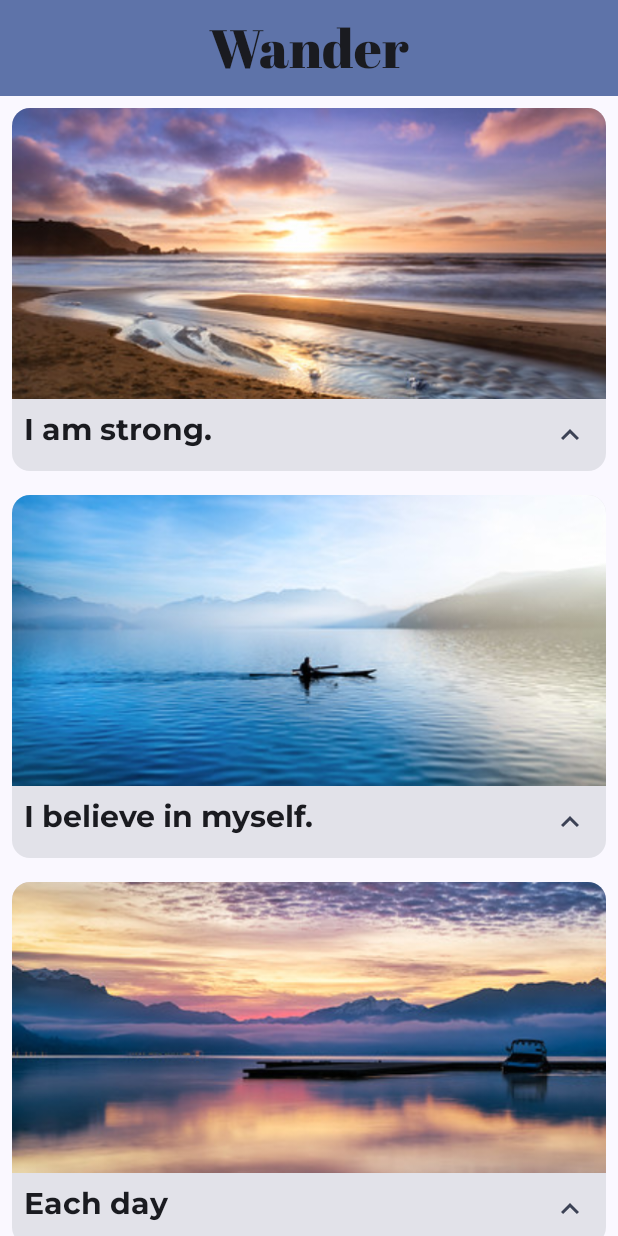
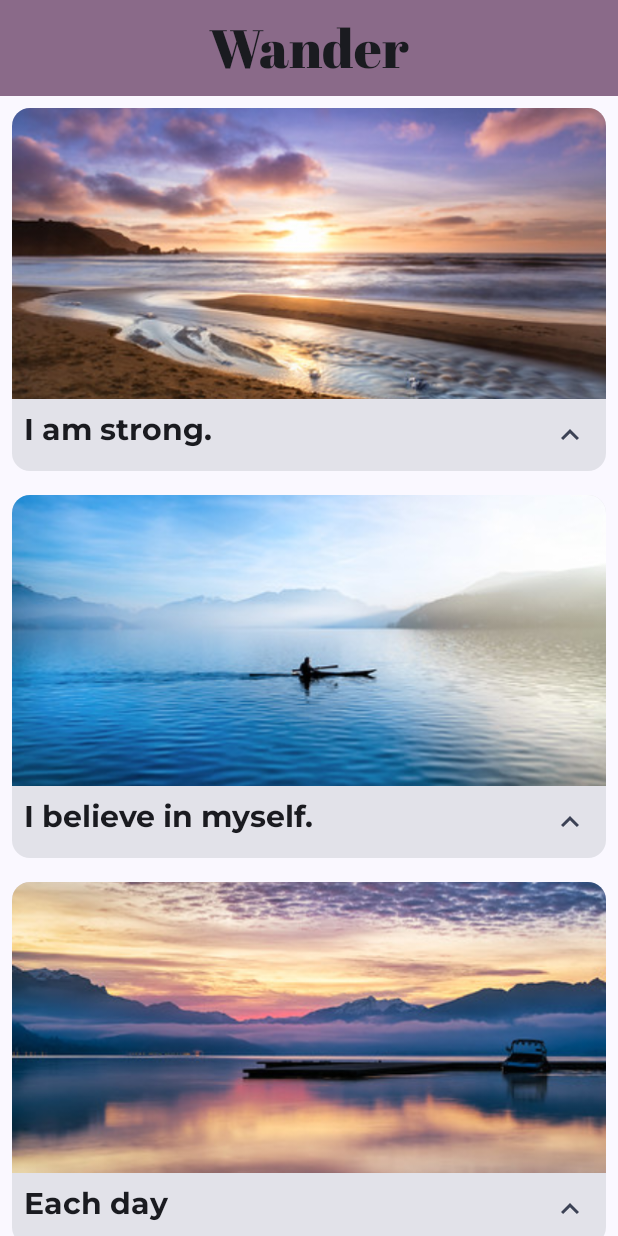
Before and after one commit to yummy10/Wander, an Android app built with Jetpack Compose: the @Preview function CardPreview, on a phone screen of 412 x 824 dp. Run offline under Robolectric (Android 15) with nearby library versions, the phone set to English and light mode, and no system bars; Roboto replaces fonts that are not available here.

Commit message:
$ git commit -m

```diff
--- a/app/build.gradle.kts
+++ b/app/build.gradle.kts
@@ -67,4 +67,5 @@ dependencies {
     debugImplementation("androidx.compose.ui:ui-tooling")
     debugImplementation("androidx.compose.ui:ui-test-manifest")
     implementation("androidx.compose.material:material-icons-extended")
+    implementation("androidx.lifecycle:lifecycle-viewmodel-compose:2.6.1")
 }
--- a/app/src/main/java/com/example/wander/SelectList.kt
+++ b/app/src/main/java/com/example/wander/ui/SelectList.kt
@@ -1,7 +1,9 @@
-package com.example.wander
+package com.example.wander.ui
 
-import android.annotation.SuppressLint
 import androidx.annotation.StringRes
+import androidx.compose.animation.animateContentSize
+import androidx.compose.animation.core.Spring
+import androidx.compose.animation.core.spring
 import androidx.compose.foundation.Image
 import androidx.compose.foundation.layout.Column
 import androidx.compose.foundation.layout.Row
@@ -11,16 +13,20 @@ import androidx.compose.foundation.layout.height
 import androidx.compose.foundation.layout.padding
 import androidx.compose.foundation.lazy.LazyColumn
 import androidx.compose.foundation.lazy.items
-import androidx.compose.material3.BottomAppBar
+import androidx.compose.material.icons.Icons
+import androidx.compose.material.icons.filled.ExpandLess
+import androidx.compose.material.icons.filled.ExpandMore
 import androidx.compose.material3.Card
-import androidx.compose.material3.CenterAlignedTopAppBar
-import androidx.compose.material3.ExperimentalMaterial3Api
+import androidx.compose.material3.Icon
 import androidx.compose.material3.IconButton
 import androidx.compose.material3.MaterialTheme
 import androidx.compose.material3.Scaffold
 import androidx.compose.material3.Text
-import androidx.compose.material3.TopAppBarDefaults
 import androidx.compose.runtime.Composable
+import androidx.compose.runtime.getValue
+import androidx.compose.runtime.mutableStateOf
+import androidx.compose.runtime.remember
+import androidx.compose.runtime.setValue
 import androidx.compose.ui.Modifier
 import androidx.compose.ui.layout.ContentScale
 import androidx.compose.ui.platform.LocalContext
@@ -28,42 +34,20 @@ import androidx.compose.ui.res.dimensionResource
 import androidx.compose.ui.res.painterResource
 import androidx.compose.ui.res.stringResource
 import androidx.compose.ui.tooling.preview.Preview
+import androidx.compose.ui.unit.IntSize
 import androidx.compose.ui.unit.dp
+import com.example.wander.R
 import com.example.wander.data.Datasource
 import com.example.wander.model.PlaceList
+import com.example.wander.ui.components.WanderTopAppBar
 import com.example.wander.ui.theme.WanderTheme
-import androidx.compose.material.icons.filled.ExpandMore
-import androidx.compose.material.icons.Icons
-import androidx.compose.material.icons.filled.ExpandLess
-import androidx.compose.material3.Icon
-import androidx.compose.material3.IconButton
-import androidx.compose.runtime.getValue
-import androidx.compose.runtime.mutableStateOf
-import androidx.compose.runtime.remember
-import androidx.compose.runtime.setValue
 
 @Composable
 fun palceApp(){
     palceList(placeList= Datasource().loadPlaceLists())
 }
 
-@OptIn(ExperimentalMaterial3Api::class)
-@Composable
-fun WanderTopAppBar(modifier: Modifier = Modifier) {
-    CenterAlignedTopAppBar(
-        colors = TopAppBarDefaults.centerAlignedTopAppBarColors(
-            containerColor =MaterialTheme.colorScheme.primaryContainer
-        ),
-        title = {
-            Text(
-                text = stringResource(R.string.app_name),
-                style = MaterialTheme.typography.displayLarge
 
-            )
-        },
-        modifier = modifier
-    )
-}
 
 //@SuppressLint("UnusedMaterial3ScaffoldPaddingParameter")
 @Composable
@@ -90,7 +74,14 @@ fun palceList(placeList:List<PlaceList>, modifier: Modifier = Modifier){
 fun palceListCard(place:PlaceList, modifier: Modifier = Modifier) {
     var expanded by remember { mutableStateOf(false) }
     Card(modifier = modifier) {
-        Column {
+        Column(
+            modifier=Modifier.animateContentSize(//已展開和未展開狀態之間的轉場效果
+                animationSpec = spring<IntSize>(
+                    dampingRatio = Spring.DampingRatioNoBouncy,
+                    stiffness = Spring.StiffnessMedium
+                )
+            )
+        ) {
             Image(
                 painter = painterResource(place.imageResourceId),
                 contentDescription =stringResource(place.stringResourceId) ,
--- /dev/null
+++ b/app/src/main/java/com/example/wander/ui/components/CommonUi.kt
@@ -0,0 +1,29 @@
+package com.example.wander.ui.components
+
+import androidx.compose.material3.CenterAlignedTopAppBar
+import androidx.compose.material3.ExperimentalMaterial3Api
+import androidx.compose.material3.MaterialTheme
+import androidx.compose.material3.Text
+import androidx.compose.material3.TopAppBarDefaults
+import androidx.compose.runtime.Composable
+import androidx.compose.ui.Modifier
+import androidx.compose.ui.res.stringResource
+import com.example.wander.R
+
+@OptIn(ExperimentalMaterial3Api::class)
+@Composable
+fun WanderTopAppBar(modifier: Modifier = Modifier) {
+    CenterAlignedTopAppBar(
+        colors = TopAppBarDefaults.centerAlignedTopAppBarColors(
+            containerColor = MaterialTheme.colorScheme.tertiaryContainer
+        ),
+        title = {
+            Text(
+                text = stringResource(R.string.app_name),
+                style = MaterialTheme.typography.displayLarge
+
+            )
+        },
+        modifier = modifier
+    )
+}
```
Also changed, not shown: app/src/main/java/com/example/wander/MainActivity.kt (+5 -102 lines), app/src/main/java/com/example/wander/ui/Greeting.kt (added, +107 -0 lines), 1 other file.
